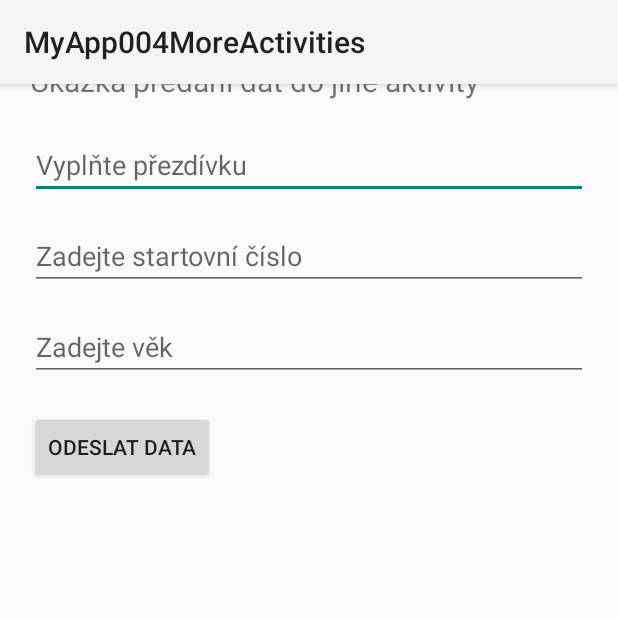
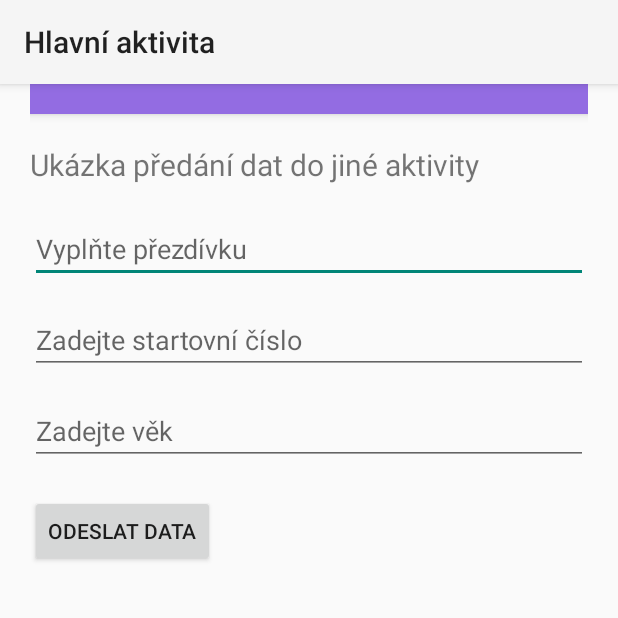
Before and after one commit to NikolaDvorakova11/-github-nd-pma-2025, an Android app: the screen it shows after launch (MainActivity), on a phone screen of 412 x 824 dp, the top half of it. Run offline under Robolectric (Android 15) with nearby library versions, the phone set to English and light mode, and no system bars; 1 statement that could not run was skipped.

Commit message:
#5 přidání TopBaru

```diff
--- a/MyApp004MoreActivities/app/src/main/java/com/example/myapp004moreactivities/MainActivity.kt
+++ b/MyApp004MoreActivities/app/src/main/java/com/example/myapp004moreactivities/MainActivity.kt
@@ -22,6 +22,8 @@ class MainActivity : AppCompatActivity() {
        //Inicializace View Bindingu
         binding= ActivityMainBinding.inflate(layoutInflater)
         setContentView(binding.root)
+        setSupportActionBar(binding.topAppBar)
+        supportActionBar?.title = "Hlavní aktivita"
 
        //Odeslání dat do SecondActivity
         binding.btnSecondAct.setOnClickListener {
--- a/MyApp004MoreActivities/app/src/main/java/com/example/myapp004moreactivities/SecondActivity.kt
+++ b/MyApp004MoreActivities/app/src/main/java/com/example/myapp004moreactivities/SecondActivity.kt
@@ -22,6 +22,8 @@ class SecondActivity : AppCompatActivity() {
        //Inicializace View Bindingu
         binding = ActivitySecondBinding.inflate(layoutInflater)
         setContentView(binding.root)
+        setSupportActionBar(binding.topAppBar)
+        supportActionBar?.title = "Druhá aktivita"
 
         //Načtení dat z intentu
         val nickname = intent.getStringExtra("NICK_NAME")
--- a/MyApp004MoreActivities/app/src/main/java/com/example/myapp004moreactivities/ThirdActivity.kt
+++ b/MyApp004MoreActivities/app/src/main/java/com/example/myapp004moreactivities/ThirdActivity.kt
@@ -20,6 +20,8 @@ class ThirdActivity : AppCompatActivity() {
         // Inicializace View Bindingu
         binding = ActivityThirdBinding.inflate(layoutInflater)
         setContentView(binding.root)
+        setSupportActionBar(binding.topAppBar)
+        supportActionBar?.title = "Souhrn údajů"
 
         //Přijetí dat
         val nickname = intent.getStringExtra("NICK_NAME")
--- a/MyApp004MoreActivities/app/src/main/res/layout/activity_main.xml
+++ b/MyApp004MoreActivities/app/src/main/res/layout/activity_main.xml
@@ -10,6 +10,15 @@
     android:padding="20dp"
     >
 
+    <!-- Top Bar -->
+    <androidx.appcompat.widget.Toolbar
+        android:id="@+id/topAppBar"
+        android:layout_width="match_parent"
+        android:layout_height="?attr/actionBarSize"
+        android:background="@color/colorPrimary"
+        android:title="Hlavní aktivita"
+        android:titleTextColor="@color/colorOnPrimary"
+        android:elevation="4dp" />
 
 
     <TextView
--- a/MyApp004MoreActivities/app/src/main/res/values/colors.xml
+++ b/MyApp004MoreActivities/app/src/main/res/values/colors.xml
@@ -2,4 +2,7 @@
 <resources>
     <color name="black">#FF000000</color>
     <color name="white">#FFFFFFFF</color>
+
+    <color name="colorPrimary">#936CE2</color>
+    <color name="colorOnPrimary">#FFFFFF</color>
 </resources>
```
Also changed, not shown: MyApp004MoreActivities/app/src/main/res/layout/activity_second.xml (+9 -0 lines), MyApp004MoreActivities/app/src/main/res/layout/activity_third.xml (+11 -0 lines).
